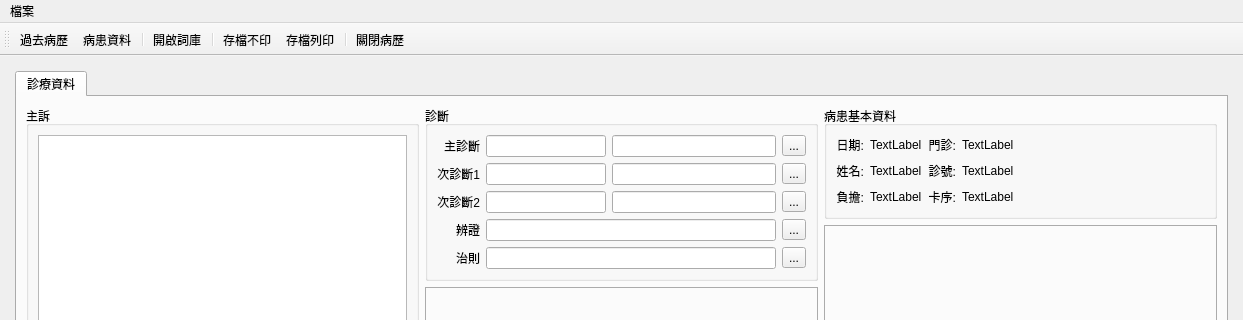
Above: ui/medical_record.ui from picacat/pyMedical before the change; both pictures show x 0 to 1243 and y 0 to 320 of the 1243 by 865 pixel window. Below: the same form after it.
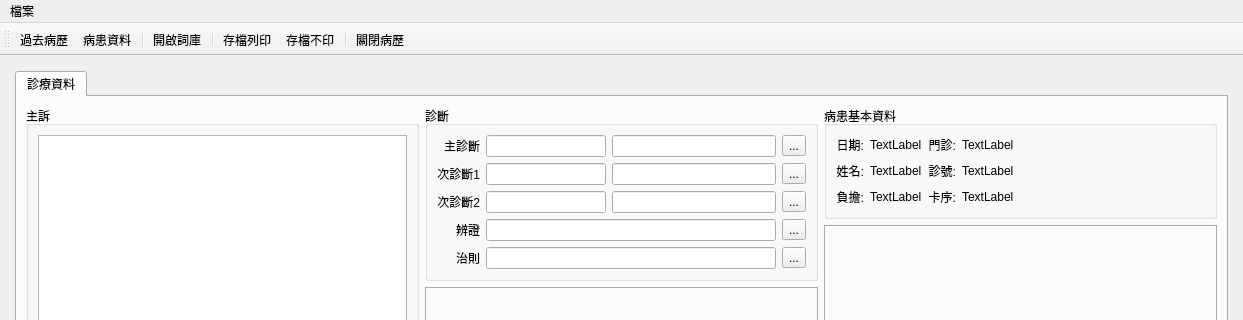
That is the form after the change. Icons and pictures are not drawn.

Patch:
```diff
--- a/ui/medical_record.ui
+++ b/ui/medical_record.ui
@@ -665,8 +665,8 @@
    <addaction name="separator"/>
    <addaction name="action_dictionary"/>
    <addaction name="separator"/>
-   <addaction name="action_save"/>
    <addaction name="action_save_and_print"/>
+   <addaction name="action_save"/>
    <addaction name="separator"/>
    <addaction name="action_close"/>
   </widget>
```
